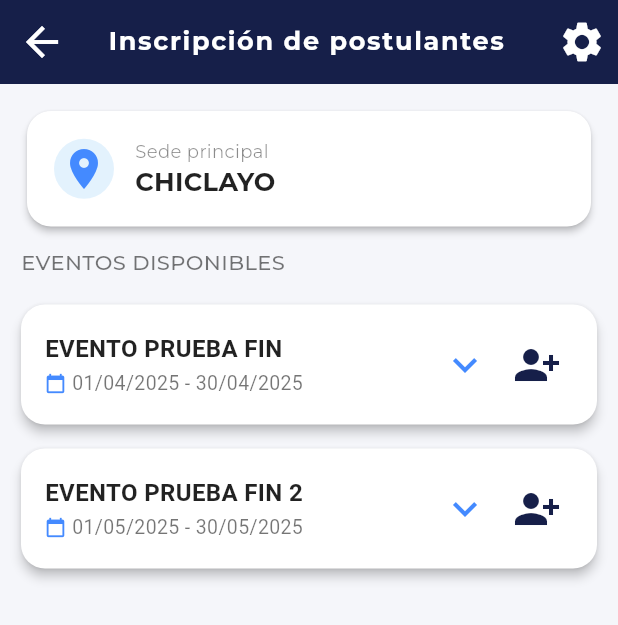
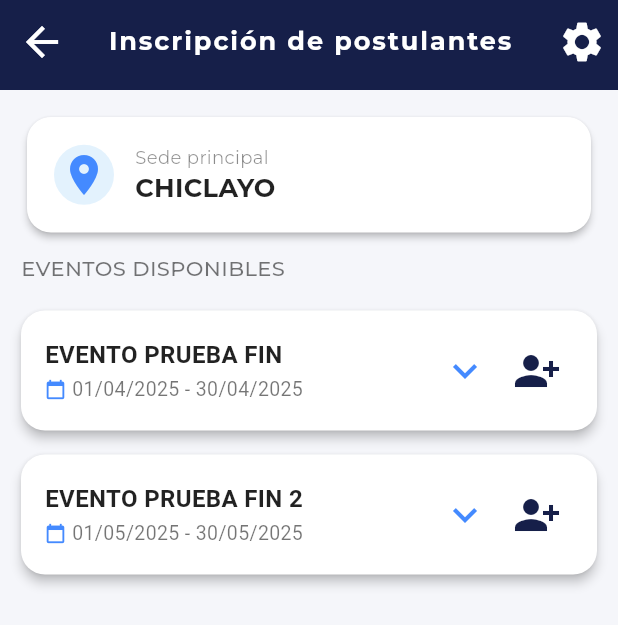
Before and after one commit to FabrizioOMG7/YoContrato, a Flutter app: the RegisterApplicantPage screen opened directly, on a phone screen of 412 x 824 dp. Shown: the top 625 px of the screen. Run offline on Flutter 3.47's test engine with Material 3 defaults, Android fonts, the phone set to English and light mode, and no system bars; our stand-ins replace bloc, equatable, flutter_bloc, google_fonts.

Commit message:
Appbar mejorado (reutilizable)
Aún faltan algunas cosas pero mañana se mejoran

```diff
--- a/lib/presentation/pages/register_applicant_page.dart
+++ b/lib/presentation/pages/register_applicant_page.dart
@@ -1,5 +1,7 @@
 import 'package:flutter/material.dart';
 import 'package:google_fonts/google_fonts.dart';
+import 'package:yo_contrato_app/core/theme/app_theme.dart';
+import 'package:yo_contrato_app/presentation/widgets/shared/app_topbar.dart';
 import '../../domain/entities/event.dart';
 import '../widgets/event/event_card.dart';
 
@@ -46,30 +48,22 @@ class _RegisterApplicantPageState extends State<RegisterApplicantPage> {
     final isDarkMode = Theme.of(context).brightness == Brightness.dark;
 
     return Scaffold(
-      appBar: AppBar(
-        title: Text(
-          'Inscripción de postulantes',
-          style: GoogleFonts.montserrat(
-            fontWeight: FontWeight.bold,
-            color: Colors.white,
-            fontSize: 17,
-            letterSpacing: 1.1,
-          ),
-          maxLines: 1,
-          overflow: TextOverflow.ellipsis,
-        ),
-        backgroundColor:
-            isDarkMode ? const Color(0xFF161F49) : Theme.of(context).primaryColor,
-        iconTheme: const IconThemeData(color: Colors.white),
-        elevation: 0,
-        actions: [
+      appBar: AppTopBar(
+        title: 'Inscripción de postulantes',
+        titleFontSize: 17,
+        actions:[
           IconButton(
-            icon: const Icon(Icons.settings, color: Colors.white),
-            onPressed: () {
-              // Acción de configuración
-            },
+            icon: Icon(
+              Icons.settings,
+              color: isDarkMode ? Colors.white : const Color.fromARGB(255, 255, 255, 255),
+            ),
+            onPressed: (){
+
+            }
           ),
         ],
+        //backgroundColor: AppTheme.primary, // O tu color dinámico
+        //textColor: Colors.white,
       ),
       backgroundColor:
           isDarkMode ? const Color(0xFF030F0F) : const Color(0xFFF5F6FA),
--- a/lib/presentation/widgets/shared/app_topbar.dart
+++ b/lib/presentation/widgets/shared/app_topbar.dart
@@ -1,4 +1,5 @@
 import 'package:flutter/material.dart';
+import 'package:google_fonts/google_fonts.dart';
 
 class AppTopBar extends StatelessWidget implements PreferredSizeWidget {
   final String title;
@@ -7,6 +8,8 @@ class AppTopBar extends StatelessWidget implements PreferredSizeWidget {
   final Widget? leading;
   final Color? backgroundColor;
   final Color? textColor;
+  final double? titleFontSize;
+  final double? subtitleFontSize;
 
   const AppTopBar({
     super.key,
@@ -16,12 +19,14 @@ class AppTopBar extends StatelessWidget implements PreferredSizeWidget {
     this.leading,
     this.backgroundColor,
     this.textColor,
+    this.titleFontSize,
+    this.subtitleFontSize,
   });
 
   @override
   Widget build(BuildContext context) {
     final theme = Theme.of(context);
-    final bgColor = backgroundColor ?? theme.colorScheme.primary;
+    final bgColor = backgroundColor ?? theme.primaryColor;
     final fgColor = textColor ?? theme.colorScheme.onPrimary;
 
     return AppBar(
@@ -35,20 +40,24 @@ class AppTopBar extends StatelessWidget implements PreferredSizeWidget {
         children: [
           Text(
             title,
-            style: theme.textTheme.headlineSmall?.copyWith(
+            style: GoogleFonts.montserrat(
               color: fgColor,
               fontWeight: FontWeight.bold,
-              fontSize: 20,
+              fontSize: titleFontSize ?? 20,
               letterSpacing: 1.3,
             ),
+            maxLines: 2,
+            overflow: TextOverflow.ellipsis,
+            softWrap: true,
           ),
+
           if (subtitle != null)
             Text(
               subtitle!,
-              style: theme.textTheme.bodySmall?.copyWith(
+              style: GoogleFonts.montserrat(
                 color: fgColor.withOpacity(0.7),
                 fontWeight: FontWeight.w600,
-                fontSize: 13,
+                fontSize: subtitleFontSize ?? 13,
                 letterSpacing: 1.1,
               ),
             ),
```
Also changed, not shown: lib/presentation/pages/dashboard_page.dart (+15 -16 lines).
